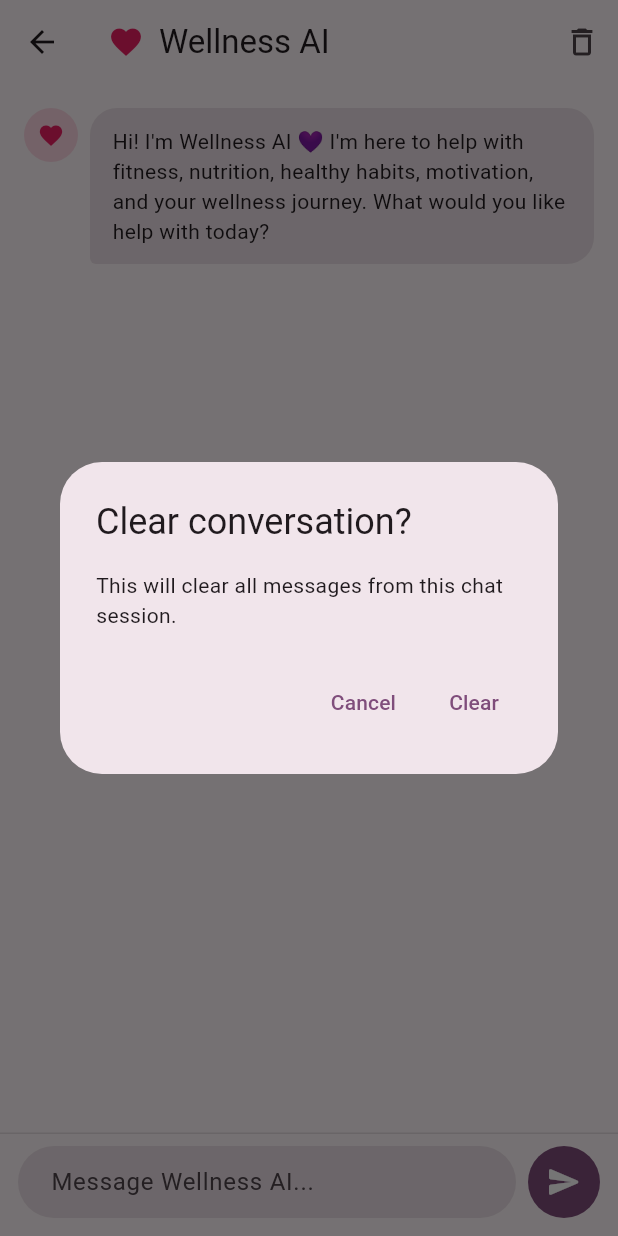
After one commit to Amel611/flutter_ai_prototype101, a Flutter app: the WellnessAITestScreen screen opened directly, after a tap on the "delete outline" icon, on a phone screen of 412 x 824 dp. The commit adds this screen. Run offline on Flutter 3.47's test engine with Material 3 defaults, Android fonts, the phone set to English and light mode, and no system bars; our stand-ins replace supabase_flutter; accounts and stored records are empty.

Commit message:
Add Wellness AI integration

```diff
--- /dev/null
+++ b/lib/screens/wellness_ai_test_screen.dart
@@ -0,0 +1,353 @@
+
+import 'package:flutter/material.dart';
+import '../services/wellness_ai_service.dart';
+
+class WellnessAITestScreen extends StatefulWidget {
+  const WellnessAITestScreen({super.key});
+
+  @override
+  State<WellnessAITestScreen> createState() =>
+      _WellnessAITestScreenState();
+}
+
+class _WellnessAITestScreenState extends State<WellnessAITestScreen> {
+  final WellnessAIService _aiService = WellnessAIService();
+  final TextEditingController _controller = TextEditingController();
+  final ScrollController _scrollController = ScrollController();
+
+  final List<_ChatMessage> _messages = [
+    _ChatMessage(
+      text:
+          "Hi! I'm Wellness AI 💜 I'm here to help with fitness, "
+          "nutrition, healthy habits, motivation, and your wellness journey. "
+          "What would you like help with today?",
+      isUser: false,
+    ),
+  ];
+
+  bool _loading = false;
+
+  Future<void> _sendMessage() async {
+    final message = _controller.text.trim();
+
+    if (message.isEmpty || _loading) return;
+
+    setState(() {
+      _messages.add(_ChatMessage(text: message, isUser: true));
+      _controller.clear();
+      _loading = true;
+    });
+
+    _scrollToBottom();
+
+    try {
+      final reply = await _aiService.sendMessage(message);
+
+      if (!mounted) return;
+
+      setState(() {
+        _messages.add(_ChatMessage(text: reply, isUser: false));
+      });
+    } catch (error) {
+      if (!mounted) return;
+
+      setState(() {
+        _messages.add(
+          _ChatMessage(
+            text: "Sorry, I couldn't connect right now. Please try again.",
+            isUser: false,
+            isError: true,
+          ),
+        );
+      });
+
+      debugPrint('Wellness AI error: $error');
+    } finally {
+      if (mounted) {
+        setState(() {
+          _loading = false;
+        });
+      }
+
+      _scrollToBottom();
+    }
+  }
+
+  void _scrollToBottom() {
+    WidgetsBinding.instance.addPostFrameCallback((_) {
+      if (!_scrollController.hasClients) return;
+
+      _scrollController.animateTo(
+        _scrollController.position.maxScrollExtent,
+        duration: const Duration(milliseconds: 300),
+        curve: Curves.easeOut,
+      );
+    });
+  }
+
+  Future<void> _clearConversation() async {
+    final confirmed = await showDialog<bool>(
+      context: context,
+      builder: (context) => AlertDialog(
+        title: const Text('Clear conversation?'),
+        content: const Text(
+          'This will clear all messages from this chat session.',
+        ),
+        actions: [
+          TextButton(
+            onPressed: () => Navigator.pop(context, false),
+            child: const Text('Cancel'),
+          ),
+          TextButton(
+            onPressed: () => Navigator.pop(context, true),
+            child: const Text('Clear'),
+          ),
+        ],
+      ),
+    );
+
+    if (confirmed != true || !mounted) return;
+
+    setState(() {
+      _messages.clear();
+      _messages.add(
+        _ChatMessage(
+          text: "Hi again! 💜 How can I help you today?",
+          isUser: false,
+        ),
+      );
+    });
+  }
+
+  @override
+  void dispose() {
+    _controller.dispose();
+    _scrollController.dispose();
+    super.dispose();
+  }
+
+  @override
+  Widget build(BuildContext context) {
+    final theme = Theme.of(context);
+    final primaryColor = theme.colorScheme.primary;
+
+    return Scaffold(
+      appBar: AppBar(
+        title: const Row(
+          children: [
+            Icon(Icons.favorite, color: Colors.pink),
+            SizedBox(width: 10),
+            Text('Wellness AI'),
+          ],
+        ),
+        actions: [
+          IconButton(
+            tooltip: 'Clear conversation',
+            icon: const Icon(Icons.delete_outline),
+            onPressed: _loading ? null : _clearConversation,
+          ),
+        ],
+      ),
+      body: Column(
+        children: [
+          Expanded(
+            child: ListView.builder(
+              controller: _scrollController,
+              padding: const EdgeInsets.all(16),
+              itemCount: _messages.length + (_loading ? 1 : 0),
+              itemBuilder: (context, index) {
+                if (_loading && index == _messages.length) {
+                  return _buildTypingIndicator(primaryColor);
+                }
+
+                return _buildMessageBubble(
+                  _messages[index],
+                  primaryColor,
+                );
+              },
+            ),
+          ),
+
+          // Message input area
+          SafeArea(
+            child: Container(
+              padding: const EdgeInsets.fromLTRB(12, 8, 12, 12),
+              decoration: BoxDecoration(
+                color: theme.colorScheme.surface,
+                border: Border(
+                  top: BorderSide(
+                    color: theme.dividerColor.withValues(alpha: 0.2),
+                  ),
+                ),
+              ),
+              child: Row(
+                crossAxisAlignment: CrossAxisAlignment.end,
+                children: [
+                  Expanded(
+                    child: TextField(
+                      controller: _controller,
+                      minLines: 1,
+                      maxLines: 5,
+                      textCapitalization: TextCapitalization.sentences,
+                      enabled: !_loading,
+                      onSubmitted: (_) => _sendMessage(),
+                      decoration: InputDecoration(
+                        hintText: 'Message Wellness AI...',
+                        filled: true,
+                        fillColor: theme.colorScheme.surfaceContainerHighest,
+                        contentPadding: const EdgeInsets.symmetric(
+                          horizontal: 18,
+                          vertical: 12,
+                        ),
+                        border: OutlineInputBorder(
+                          borderRadius: BorderRadius.circular(24),
+                          borderSide: BorderSide.none,
+                        ),
+                      ),
+                    ),
+                  ),
+                  const SizedBox(width: 8),
+                  SizedBox(
+                    height: 48,
+                    width: 48,
+                    child: IconButton(
+                      onPressed: _loading ? null : _sendMessage,
+                      style: IconButton.styleFrom(
+                        backgroundColor: primaryColor,
+                        foregroundColor: theme.colorScheme.onPrimary,
+                        shape: const CircleBorder(),
+                      ),
+                      icon: _loading
+                          ? const SizedBox(
+                              height: 20,
+                              width: 20,
+                              child: CircularProgressIndicator(
+                                strokeWidth: 2,
+                              ),
+                            )
+                          : const Icon(Icons.send_rounded),
+                    ),
+                  ),
+                ],
+              ),
+            ),
+          ),
+        ],
+      ),
+    );
+  }
+
+  Widget _buildMessageBubble(
+    _ChatMessage message,
+    Color primaryColor,
+  ) {
+    final isUser = message.isUser;
+
+    return Padding(
+      padding: const EdgeInsets.only(bottom: 14),
+      child: Row(
+        mainAxisAlignment:
+            isUser ? MainAxisAlignment.end : MainAxisAlignment.start,
+        crossAxisAlignment: CrossAxisAlignment.start,
+        children: [
+          if (!isUser) ...[
+            CircleAvatar(
+              radius: 18,
+              backgroundColor: Colors.pink.withValues(alpha: 0.15),
+              child: const Icon(
+                Icons.favorite,
+                size: 18,
+                color: Colors.pink,
+              ),
+            ),
+            const SizedBox(width: 8),
+          ],
+
+          Flexible(
+            child: Container(
+              padding: const EdgeInsets.symmetric(
+                horizontal: 15,
+                vertical: 12,
+              ),
+              decoration: BoxDecoration(
+                color: isUser
+                    ? primaryColor
+                    : message.isError
+                        ? Colors.red.withValues(alpha: 0.08)
+                        : Theme.of(context)
+                            .colorScheme
+                            .surfaceContainerHighest,
+                borderRadius: BorderRadius.only(
+                  topLeft: const Radius.circular(18),
+                  topRight: const Radius.circular(18),
+                  bottomLeft: Radius.circular(isUser ? 18 : 4),
+                  bottomRight: Radius.circular(isUser ? 4 : 18),
+                ),
+              ),
+              child: Text(
+                message.text,
+                style: TextStyle(
+                  color: isUser
+                      ? Theme.of(context).colorScheme.onPrimary
+                      : message.isError
+                          ? Colors.red
+                          : Theme.of(context).colorScheme.onSurface,
+                  height: 1.4,
+                ),
+              ),
+            ),
+          ),
+
+          if (isUser) const SizedBox(width: 4),
+        ],
+      ),
+    );
+  }
+
+  Widget _buildTypingIndicator(Color primaryColor) {
+    return Padding(
+      padding: const EdgeInsets.only(bottom: 14),
+      child: Row(
+        children: [
+          CircleAvatar(
+            radius: 18,
+            backgroundColor: Colors.pink.withValues(alpha: 0.15),
+            child: const Icon(
+              Icons.favorite,
+              size: 18,
+              color: Colors.pink,
+            ),
+          ),
+          const SizedBox(width: 8),
+          Container(
+            padding: const EdgeInsets.symmetric(
+              horizontal: 16,
+              vertical: 12,
+            ),
+            decoration: BoxDecoration(
+              color: Theme.of(context).colorScheme.surfaceContainerHighest,
+              borderRadius: BorderRadius.circular(18),
+            ),
+            child: const SizedBox(
+              width: 18,
+              height: 18,
+              child: CircularProgressIndicator(strokeWidth: 2),
+            ),
+          ),
+        ],
+      ),
+    );
+  }
+}
+
+class _ChatMessage {
+  final String text;
+  final bool isUser;
+  final bool isError;
+
+  _ChatMessage({
+    required this.text,
+    required this.isUser,
+    this.isError = false,
+  });
+}
--- /dev/null
+++ b/lib/services/wellness_ai_service.dart
@@ -0,0 +1,26 @@
+import 'package:supabase_flutter/supabase_flutter.dart';
+
+class WellnessAIService {
+  final SupabaseClient _supabase = Supabase.instance.client;
+
+  Future<String> sendMessage(String message) async {
+    final response = await _supabase.functions.invoke(
+      'wellness-assistant',
+      body: {
+        'message': message,
+      },
+    );
+
+    if (response.status != 200) {
+      throw Exception('AI request failed: ${response.data}');
+    }
+
+    final data = response.data;
+
+    if (data == null || data['reply'] == null) {
+      throw Exception('The AI returned an empty response.');
+    }
+
+    return data['reply'] as String;
+  }
+}
--- /dev/null
+++ b/package.json
@@ -0,0 +1,5 @@
+{
+  "devDependencies": {
+    "supabase": "^3.1.0"
+  }
+}
```
Also changed, not shown: lib/screens/auth_screen.dart (+26 -1 lines), package-lock.json (added), 4 other files.
